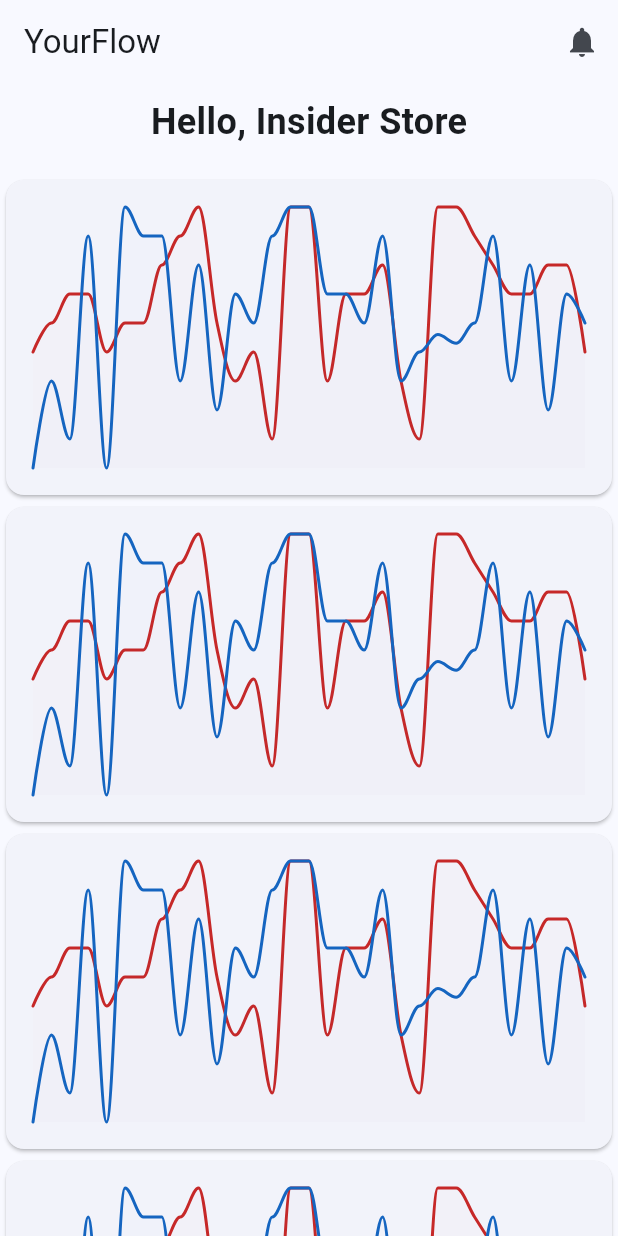
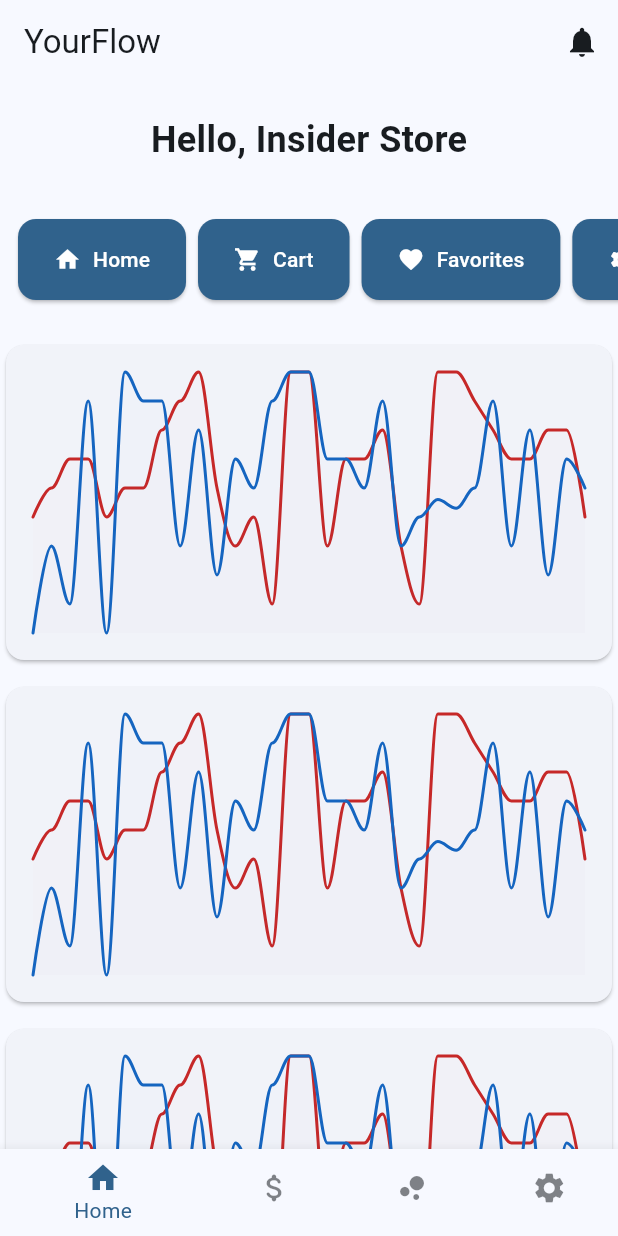
Before and after one commit to uendellmagno/YourFlow.crossplatform, a Flutter app: the screen it shows after launch, on a phone screen of 412 x 824 dp. Run offline on Flutter 3.47's test engine with Material 3 defaults, Android fonts, the phone set to English and light mode, and no system bars; drawn by our look-alikes of fl_chart.

Commit message:
NEW: BottomNavigation system, QuickActions and more...

```diff
--- a/lib/main.dart
+++ b/lib/main.dart
@@ -1,48 +1,129 @@
+/// This is the heart, core and soul of the app. It is the main file that runs the app.
+library;
+
 import 'package:flutter/material.dart';
 import 'package:provider/provider.dart';
-import 'package:english_words/english_words.dart';
-import 'views/homepage/home_view.dart';
+import 'package:your_flow/views/homepage/home_view.dart';
+import 'package:your_flow/views/settings/widgets/about.dart';
 
+// This is the main function that runs the app
 void main() {
   runApp(const MyApp());
 }
 
+// This is the main class of the app
 class MyApp extends StatelessWidget {
   const MyApp({super.key});
+
   @override
   Widget build(BuildContext context) {
+    // Defines a custom ColorScheme for light and dark themes.
+    final ColorScheme lightColorScheme = ColorScheme.fromSeed(
+      seedColor: const Color(0xFF01659F),
+    );
+
+    final ColorScheme darkColorScheme = ColorScheme.fromSeed(
+      seedColor: const Color(0xFF01659F),
+      brightness: Brightness.dark,
+    );
+
+    // This is the main widget of the app
     return ChangeNotifierProvider(
       create: (context) => MyAppState(),
       child: MaterialApp(
         debugShowCheckedModeBanner: false,
         title: "YourFlow",
         theme: ThemeData(
-            useMaterial3: true,
-            colorScheme: ColorScheme.fromSeed(seedColor: Colors.blue)),
-        darkTheme: ThemeData.dark(),
+          useMaterial3: true,
+          colorScheme: lightColorScheme,
+          primaryColor: lightColorScheme.primary,
+          scaffoldBackgroundColor: lightColorScheme.surface,
+          appBarTheme: AppBarTheme(
+            backgroundColor: lightColorScheme.surface,
+            foregroundColor: lightColorScheme.onSurface,
+          ),
+          bottomNavigationBarTheme: BottomNavigationBarThemeData(
+            selectedItemColor: lightColorScheme.primary,
+            unselectedItemColor: lightColorScheme.onSurface.withOpacity(0.54),
+          ),
+        ),
+        darkTheme: ThemeData(
+          useMaterial3: true,
+          colorScheme: darkColorScheme,
+          primaryColor: darkColorScheme.primary,
+          scaffoldBackgroundColor: darkColorScheme.surface,
+          appBarTheme: AppBarTheme(
+            backgroundColor: darkColorScheme.surface,
+            foregroundColor: darkColorScheme.onSurface,
+          ),
+          bottomNavigationBarTheme: BottomNavigationBarThemeData(
+            backgroundColor: darkColorScheme.surface,
+            selectedItemColor: darkColorScheme.primary,
+            unselectedItemColor: darkColorScheme.onSurface.withOpacity(0.70),
+          ),
+        ),
         themeMode: ThemeMode.system,
-        home: const HomeView(),
+        home: const MainScreen(),
       ),
     );
   }
 }
 
+// This class is the main state of the app
 class MyAppState extends ChangeNotifier {
-  var current = WordPair.random();
+  int _currentIndex = 0;
 
-  void getNext() {
-    current = WordPair.random();
-    notifyListeners();
-  }
+  int get currentIndex => _currentIndex;
 
-  var favorites = <WordPair>[];
-
-  void toggleFavorite() {
-    if (favorites.contains(current)) {
-      favorites.remove(current);
-    } else {
-      favorites.add(current);
-    }
+  void setCurrentIndex(int index) {
+    _currentIndex = index;
     notifyListeners();
   }
 }
+
+// This class is the main screen of MyApp() class
+class MainScreen extends StatelessWidget {
+  const MainScreen({super.key});
+
+  @override
+  Widget build(BuildContext context) {
+    final appState = Provider.of<MyAppState>(context);
+
+    // List of pages to be displayed
+    List<Widget> pages = [
+      HomeView(),
+      Icon(Icons.adaptive.more_rounded, size: 150),
+      Icon(Icons.person, size: 150),
+      AboutView(),
+    ];
+
+    return Scaffold(
+      body: pages[appState.currentIndex],
+      bottomNavigationBar: BottomNavigationBar(
+        enableFeedback: true,
+        currentIndex: appState.currentIndex,
+        onTap: (int newIndex) {
+          appState.setCurrentIndex(newIndex);
+        },
+        items: const [
+          BottomNavigationBarItem(
+            label: 'Home',
+            icon: Icon(Icons.home),
+          ),
+          BottomNavigationBarItem(
+            label: 'Sales',
+            icon: Icon(Icons.attach_money_rounded),
+          ),
+          BottomNavigationBarItem(
+            label: 'Requests',
+            icon: Icon(Icons.bubble_chart_rounded),
+          ),
+          BottomNavigationBarItem(
+            label: 'Settings',
+            icon: Icon(Icons.settings),
+          ),
+        ],
+      ),
+    );
+  }
+}
--- a/lib/views/homepage/home_view.dart
+++ b/lib/views/homepage/home_view.dart
@@ -1,16 +1,25 @@
+/// This file was built to display the home view of the application.
+library;
+
 import 'package:flutter/material.dart';
+import 'package:your_flow/views/homepage/widgets/quick_actions_provider.dart';
 import 'package:your_flow/views/homepage/widgets/user_name_provider.dart';
+import 'package:your_flow/views/homepage/widgets/Charts/custom_line_chart.dart';
 import 'package:your_flow/views/settings/widgets/about.dart';
-import 'package:your_flow/views/homepage/widgets/Charts/custom_line_chart.dart';
-// import 'package:your_flow/main.dart';
 
+// This Class is the main view of the app
 class HomeView extends StatelessWidget {
   const HomeView({super.key});
 
   @override
   Widget build(BuildContext context) {
     return Scaffold(
+      // The app bar is a sliver app bar with a title and an action button
       body: CustomScrollView(
+        physics: const BouncingScrollPhysics(),
+        scrollBehavior: const MaterialScrollBehavior().copyWith(
+          scrollbars: false,
+        ),
         slivers: [
           SliverAppBar(
             floating: true,
@@ -43,6 +52,8 @@ class HomeView extends StatelessWidget {
   }
 }
 
+
+// This class is the main view of the HomeView() class
 class YFHomeView extends StatelessWidget {
   const YFHomeView({super.key});
 
@@ -53,6 +64,7 @@ class YFHomeView extends StatelessWidget {
         mainAxisAlignment: MainAxisAlignment.center,
         children: [
           const UserNameView(),
+          const QuickActionsView(),
           const SizedBox(height: 10),
           Column(
             mainAxisSize: MainAxisSize.min,
@@ -60,6 +72,7 @@ class YFHomeView extends StatelessWidget {
             children: [],
           ),
           Wrap(
+            runSpacing: 10,
             children: [
               const BoxedLineChart(),
               const BoxedLineChart(),
--- a/lib/views/homepage/widgets/Charts/custom_line_chart.dart
+++ b/lib/views/homepage/widgets/Charts/custom_line_chart.dart
@@ -1,6 +1,10 @@
+/// This is the custom line chart widget, it was built to display the line chart in a card widget.
+library;
+
 import 'package:fl_chart/fl_chart.dart';
 import 'package:flutter/material.dart';
 
+// This is the boxed line chart widget
 class BoxedLineChart extends StatelessWidget {
   final String? navigationId;
 
@@ -20,6 +24,7 @@ class BoxedLineChart extends StatelessWidget {
   }
 }
 
+// This is the line chart widget
 class FLChart extends StatelessWidget {
   const FLChart({super.key});
 
--- /dev/null
+++ b/lib/views/homepage/widgets/quick_actions_provider.dart
@@ -0,0 +1,107 @@
+import 'package:flutter/material.dart';
+import 'package:your_flow/views/homepage/home_view.dart';
+import 'package:your_flow/views/settings/widgets/about.dart';
+
+class QuickActionsView extends StatelessWidget {
+  const QuickActionsView({super.key});
+
+  @override
+  Widget build(BuildContext context) {
+    return const QuickActionsProvider();
+  }
+}
+
+class QuickActionsProvider extends StatelessWidget {
+  const QuickActionsProvider({super.key});
+
+  @override
+  Widget build(BuildContext context) {
+    return SingleChildScrollView(
+      scrollDirection: Axis.horizontal,
+      child: Padding(
+        padding: const EdgeInsets.all(8.0),
+        child: Row(
+          children: const [
+            QuickActionItem(
+              icon: Icons.home,
+              title: 'Home',
+              view: HomeView(),
+            ),
+            QuickActionItem(
+              icon: Icons.shopping_cart,
+              title: 'Cart',
+              view: AboutView(),
+            ),
+            QuickActionItem(
+              icon: Icons.favorite,
+              title: 'Favorites',
+              view: AboutView(),
+            ),
+            QuickActionItem(
+              icon: Icons.settings,
+              title: 'Settings',
+              view: AboutView(),
+            ),
+          ],
+        ),
+      ),
+    );
+  }
+}
+
+// The quick actions items must be in a rounded square shape with an icon and a title inside of it, Material You design style each of it with icon and text side by side, the icon must be on left of the text
+class QuickActionItem extends StatelessWidget {
+  const QuickActionItem(
+      {super.key, required this.icon, required this.title, required this.view});
+
+  final IconData icon;
+  final String title;
+  final Widget view;
+
+  @override
+  Widget build(BuildContext context) {
+    return Padding(
+      padding:
+          const EdgeInsets.only(top: 8.0, bottom: 8.0, left: 4.0, right: 4),
+      child: ElevatedButton(
+        style: ElevatedButton.styleFrom(
+          backgroundColor: Theme.of(context).colorScheme.primary,
+          enableFeedback: true,
+          splashFactory: InkRipple.splashFactory,
+          shape: RoundedRectangleBorder(
+            borderRadius: BorderRadius.circular(12),
+          ),
+        ),
+        onPressed: () {
+          if (view != context.widget) {
+            Navigator.push(
+              context,
+              MaterialPageRoute(builder: (context) => view),
+            );
+          }
+        },
+        child: Padding(
+          padding: const EdgeInsets.only(
+            top: 17,
+            bottom: 17,
+          ),
+          child: Row(
+            children: [
+              Icon(
+                icon,
+                color: Theme.of(context).colorScheme.onPrimary,
+              ),
+              const SizedBox(width: 8),
+              Text(
+                title,
+                style: TextStyle(
+                  color: Theme.of(context).colorScheme.onPrimary,
+                ),
+              ),
+            ],
+          ),
+        ),
+      ),
+    );
+  }
+}
--- a/lib/views/homepage/widgets/user_name_provider.dart
+++ b/lib/views/homepage/widgets/user_name_provider.dart
@@ -7,11 +7,13 @@ class UserNameView extends StatelessWidget {
 
   @override
   Widget build(BuildContext context) {
-    return Center(
+    // TODO - i want it aligned left
+    return SizedBox(
+      width: double.infinity,
       child: Padding(
-        padding: const EdgeInsets.all(8.0),
+        padding: const EdgeInsets.only(top: 20.0, bottom: 20.0),
         child: Column(
-          mainAxisAlignment: MainAxisAlignment.center,
+          mainAxisAlignment: MainAxisAlignment.start,
           children: [
             Text(
               "Hello, $userName",
--- a/lib/views/settings/widgets/about.dart
+++ b/lib/views/settings/widgets/about.dart
@@ -23,12 +23,6 @@ class AboutView extends StatelessWidget {
     return Scaffold(
       appBar: AppBar(
         title: const Text('YourFlow'),
-        leading: IconButton(
-          onPressed: () {
-            Navigator.pop(context);
-          },
-          icon: Icon(Icons.adaptive.arrow_back),
-        ),
       ),
       body: const YFAboutView(),
     );
```
